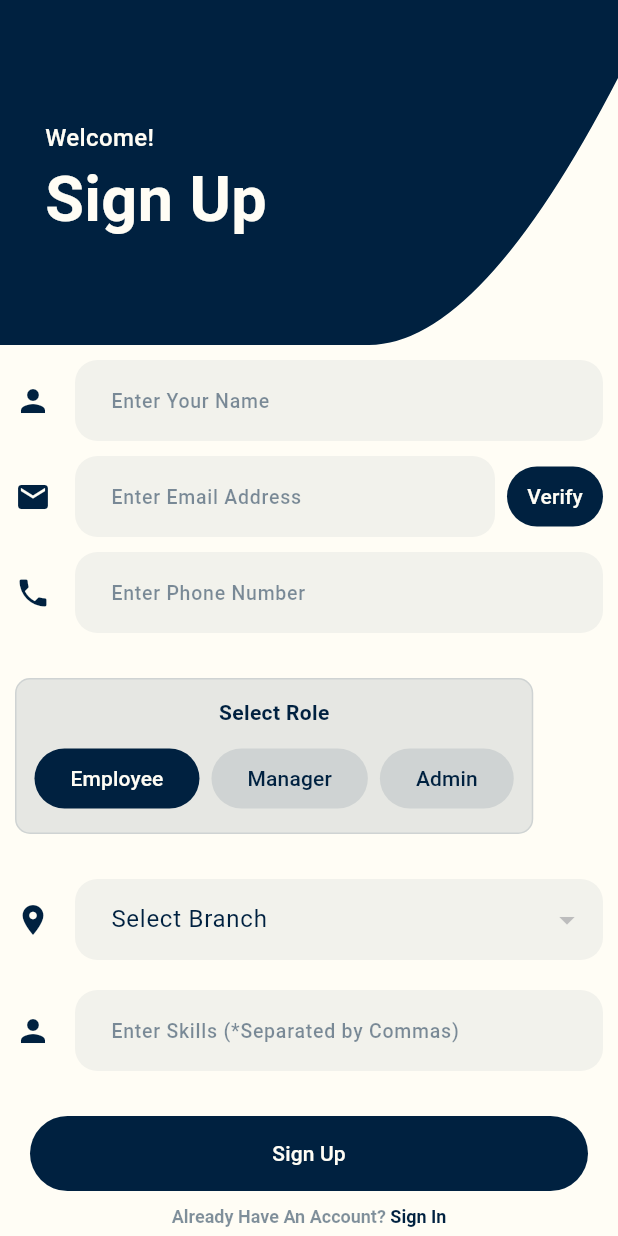
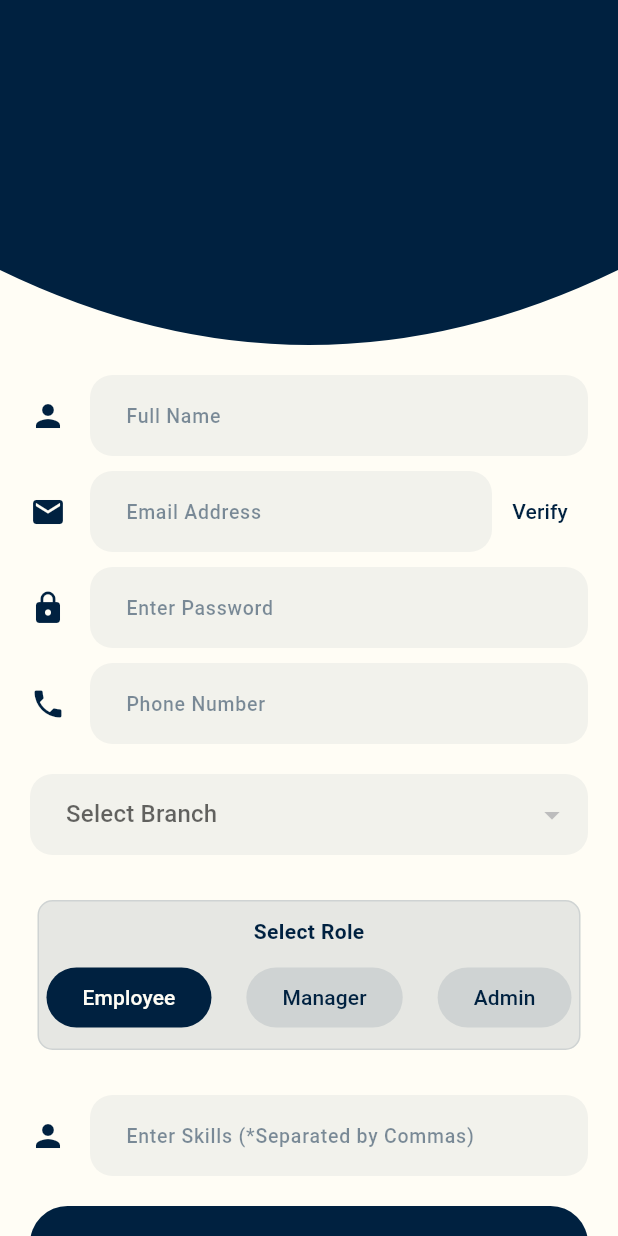
Before and after one commit to anand-184/aiq, a Flutter app: the screen it shows after launch, on a phone screen of 412 x 824 dp. Run offline on Flutter 3.47's test engine with Material 3 defaults, Android fonts, the phone set to English and light mode, and no system bars; our stand-ins replace cloud_firestore, firebase_auth, firebase_core, google_fonts, shared_preferences; accounts and stored records are empty.

Commit message:
mail verification done , users registeration done

```diff
--- a/lib/screens/register_screen.dart
+++ b/lib/screens/register_screen.dart
@@ -1,5 +1,9 @@
+import 'dart:convert';
+import 'dart:math';
 import 'package:cloud_firestore/cloud_firestore.dart';
 import 'package:flutter/material.dart';
+import 'package:google_fonts/google_fonts.dart';
+import 'package:http/http.dart' as http;
 import 'package:shared_preferences/shared_preferences.dart';
 import '../services/auth_service.dart';
 import 'login_screen.dart';
@@ -20,9 +24,14 @@ class _RegisterScreenState extends State<RegisterScreen> {
   final _phoneController = TextEditingController();
   final _otpController = TextEditingController();
   final skillController = TextEditingController();
+  final _passwordController = TextEditingController();
+
+  bool isVerified = false;
+  String? generatedOtp;
   String role = "Employee";
   String? branchId;
   bool _isOtpVisible = false;
+  bool _isSendingOtp = false;
 
   @override
   void initState(){
@@ -30,15 +39,99 @@ class _RegisterScreenState extends State<RegisterScreen> {
     getBranches();
   }
 
+  // 1. Generate OTP
+  String _generateOTP() {
+    return (100000 + Random().nextInt(900000)).toString();
+  }
+
+  // 2. Send OTP to email
+  Future<void> _sendOtpEmail() async {
+    if(_emailController.text.isEmpty || !_emailController.text.contains("@")){
+      ScaffoldMessenger.of(context).showSnackBar(
+        const SnackBar(content: Text("Invalid email address")),
+      );
+      return;
+
+    }
+    setState(() {
+      _isSendingOtp=true;
+      generatedOtp = _generateOTP();
+    });
+    await Future.delayed(const Duration(seconds: 2));
+    setState(() {
+      _isOtpVisible = true;
+      _isSendingOtp=false;
+    });
+
+    try{
+      final url = Uri.parse('https://api.emailjs.com/api/v1.0/email/send');
+      final response = await http.post(
+        url,
+        headers: {
+          'Content-Type': 'application/json',
+          'Origin': 'http://localhost'
+        },
+        body: json.encode({
+          'service_id': 'service_d8gp5lc',
+            'template_id': 'template_mm3cdhh',
+          'user_id': 'I9yXoi7vrHCfpppNq',
+          'template_params': {
+            'email': _emailController.text,
+            'otp': generatedOtp,
+          },
+        }),
+      );
+      if (response.statusCode == 200) {
+        ScaffoldMessenger.of(context).showSnackBar(
+          const SnackBar(content: Text("OTP sent successfully!")),
+
+      );
+        } else {
+        ScaffoldMessenger.of(context).showSnackBar(
+          const SnackBar(content: Text("Failed to send OTP")),
+        );
+      }
+    }finally{
+      setState(() {
+        _isSendingOtp=false;
+      });
+    }
+  }
+
+  // Verify OTP locally
+  void _verifyOtp() {
+    if (_otpController.text == generatedOtp) {
+      setState(() {
+        isVerified = true;
+        _isOtpVisible = false;
+      });
+      ScaffoldMessenger.of(context).showSnackBar(
+        const SnackBar(content: Text("Email verified successfully!")),
+      );
+    } else {
+      ScaffoldMessenger.of(context).showSnackBar(
+        const SnackBar(content: Text("Invalid OTP code")),
+      );
+    }
+  }
+
   Future<void> _handleRegister() async {
     if (_formKey.currentState!.validate()) {
+      if (!isVerified) {
+        ScaffoldMessenger.of(context).showSnackBar(
+          const SnackBar(content: Text("Please verify your email first")),
+        );
+        return;
+      }
+
       final SharedPreferences prefs = await SharedPreferences.getInstance();
       await prefs.setString('username', _nameController.text);
       await prefs.setString('email', _emailController.text);
-      try{
+
+      try {
         await AuthService().registerUser(
           email: _emailController.text.trim(),
-          password: _otpController.text.trim(),
+          password: _passwordController.text.trim(),
           companyName: "AIQ",
           branchId: branchId.toString(),
           empId: firestore.collection("users").doc().id,
@@ -47,25 +140,16 @@ class _RegisterScreenState extends State<RegisterScreen> {
           role: role,
           skills: skillController.text.split(","),
         );
+
+        if (mounted) {
+          Navigator.pushReplacement(
+            context,
+            MaterialPageRoute(builder: (context) => const LoginScreen()),
+          );
+        }
+      } catch (e) {
         ScaffoldMessenger.of(context).showSnackBar(
-          SnackBar(
-            content: Text("Registration Successful"),
-            duration: Duration(seconds: 3),
-          ),
-        );
-      }catch(e){
-        ScaffoldMessenger.of(context).showSnackBar(
-          SnackBar(
-            content: Text(e.toString()),
-            duration: Duration(seconds: 3),
-          ),
-        );
-      }
-
-      if (mounted) {
-        Navigator.pushReplacement(
-          context,
-          MaterialPageRoute(builder: (context) => const LoginScreen()),
+          SnackBar(content: Text(e.toString())),
         );
       }
     }
@@ -82,12 +166,11 @@ class _RegisterScreenState extends State<RegisterScreen> {
             "branchId": doc.id,
           };
         }).toList();
-        });
-      }catch(e){
-        print(e);
+      });
+    } catch(e) {
+      print(e);
     }
-    }
-
+  }
 
   @override
   void dispose() {
@@ -106,10 +189,8 @@ class _RegisterScreenState extends State<RegisterScreen> {
 
     return Scaffold(
       backgroundColor: theme.scaffoldBackgroundColor,
-      resizeToAvoidBottomInset: true,
       body: CustomScrollView(
         slivers: [
-          // 1. FIXED HEADER
           SliverToBoxAdapter(
             child: ClipPath(
               clipper: TopShapeClipper(),
@@ -118,54 +199,26 @@ class _RegisterScreenState extends State<RegisterScreen> {
                 width: double.infinity,
                 color: colorScheme.primary,
                 padding: const EdgeInsets.fromLTRB(30, 80, 30, 0),
-                child: Column(
+                child: const Column(
                   crossAxisAlignment: CrossAxisAlignment.start,
                   children: [
-                    Text(
-                      'Welcome!',
-                      style: TextStyle(
-                        color: colorScheme.onPrimary,
-                        fontSize: 16,
-                        fontWeight: FontWeight.w500,
-                      ),
-                    ),
-                    Text(
-                      "Sign Up ",
-                      style: TextStyle(
-                        color: colorScheme.onPrimary,
-                        fontSize: 42,
-                        fontWeight: FontWeight.bold,
-                      ),
-                    )
+                    Text('Welcome!', style: TextStyle( fontSize: 16)),
+                    Text("Sign Up", style: TextStyle( fontSize: 42, fontWeight: FontWeight.bold)),
                   ],
                 ),
               ),
             ),
           ),
-          const SliverToBoxAdapter(child: SizedBox(height: 10)),
-
-          // 2. SCROLLABLE FORM SECTION
           SliverPadding(
-            padding: const EdgeInsets.symmetric(horizontal: 10),
+            padding: const EdgeInsets.all(20),
             sliver: SliverToBoxAdapter(
               child: Form(
                 key: _formKey,
                 child: Column(
-                  crossAxisAlignment: CrossAxisAlignment.start,
                   children: [
                     TextFormField(
                       controller: _nameController,
-                      keyboardType: TextInputType.name,
-                      style: TextStyle(color: colorScheme.onSurface),
-                      decoration: const InputDecoration(
-                          hintText: 'Enter Your Name',
-                          icon: Icon(Icons.person)),
-                      validator: (value) {
-                        if (value == null || value.isEmpty) {
-                          return 'Please enter your name';
-                        }
-                        return null;
-                      },
+                      decoration: const InputDecoration(hintText: 'Full Name', icon: Icon(Icons.person)),
                     ),
                     const SizedBox(height: 10),
                     Row(
@@ -173,64 +226,57 @@ class _RegisterScreenState extends State<RegisterScreen> {
                         Expanded(
                           child: TextFormField(
                             controller: _emailController,
-                            keyboardType: TextInputType.emailAddress,
-                            style: TextStyle(color: colorScheme.onSurface),
-                            decoration: const InputDecoration(
-                                hintText: 'Enter Email Address',
-                                icon: Icon(Icons.email)),
-                            validator: (value) {
-                              if (value == null || value.isEmpty) {
-                                return 'Please enter your email address';
-                              }
-                              return null;
-                            },
+                            readOnly: isVerified,
+                            decoration: InputDecoration(
+                              hintText: 'Email Address',
+                              icon: const Icon(Icons.email),
+                              suffixIcon: isVerified ? const Icon(Icons.check_circle, color: Colors.green) : null,
+                            ),
                           ),
                         ),
-                        const SizedBox(width: 8),
-                        ElevatedButton(
-                          onPressed: () {
-                            setState(() {
-                              _isOtpVisible = true;
-                            });
-                          },
-                          style: ElevatedButton.styleFrom(
-                            backgroundColor: colorScheme.primary,
-                            foregroundColor: colorScheme.onPrimary,
-                            padding: const EdgeInsets.symmetric(horizontal: 12),
+                        if (!isVerified)
+                          TextButton(
+                            onPressed: _isSendingOtp ? null : _sendOtpEmail,
+                            child: _isSendingOtp ? const SizedBox(height: 20, width: 20, child: CircularProgressIndicator(strokeWidth: 2)) : const Text("Verify"),
                           ),
-                          child: const Text("Verify"),
-                        ),
                       ],
                     ),
                     if (_isOtpVisible) ...[
                       const SizedBox(height: 10),
-                      TextFormField(
-                        controller: _otpController,
-                        keyboardType: TextInputType.number,
-                        style: TextStyle(color: colorScheme.onSurface),
-                        decoration: const InputDecoration(
-                            hintText: 'Enter OTP Code',
-                            icon: Icon(Icons.security)),
-                        validator: (value) {
-                          if (_isOtpVisible && (value == null || value.isEmpty)) {
-                            return 'Please enter OTP';
-                          }
-                          return null;
-                        },
+                      Row(
+                        children: [
+                          Expanded(
+                            child: TextFormField(
+                              controller: _otpController,
+                              keyboardType: TextInputType.number,
+                              decoration: const InputDecoration(hintText: 'Enter 6-digit OTP', icon: Icon(Icons.lock)),
+                            ),
+                          ),
+                          TextButton(onPressed: _verifyOtp, child: const Text("Confirm")),
+                        ],
                       ),
                     ],
                     const SizedBox(height: 10),
                     TextFormField(
+                      controller: _passwordController,
+                      decoration: const InputDecoration(hintText: 'Enter Password', icon: Icon(Icons.lock)),
+                    ),
+                    SizedBox(height: 10,),
+                    TextFormField(
                       controller: _phoneController,
-                      keyboardType: TextInputType.phone,
-                      style: TextStyle(color: colorScheme.onSurface),
-                      decoration: const InputDecoration(
-                          hintText: 'Enter Phone Number',
-                          icon: Icon(Icons.phone)),
+                      decoration: const InputDecoration(hintText: 'Phone Number', icon: Icon(Icons.phone)),
                     ),
-                    const SizedBox(height: 30),
+                    const SizedBox(height: 20),
+                    DropdownButtonFormField<String>(
+                      value: branchId,
+                      hint: const Text("Select Branch"),
+                      items: branches.map((b) => DropdownMenuItem(value: b['branchId'] as String, child: Text(b['name']))).toList(),
+                      onChanged: (v) => setState(() => branchId = v),
+                    ),
+                    const SizedBox(height: 20),
                     Container(
-                        padding: const EdgeInsets.all(12),
+                        padding: const EdgeInsets.symmetric(horizontal:5,vertical: 10),
+                        margin: const EdgeInsets.symmetric(horizontal: 5,vertical: 10),
                         decoration: BoxDecoration(
                           border: Border.all(
                               color: colorScheme.onSurface.withValues(alpha: 0.1)),
@@ -245,11 +291,8 @@ class _RegisterScreenState extends State<RegisterScreen> {
                                     fontSize: 14,
                                     fontWeight: FontWeight.bold)),
                             const SizedBox(height: 10),
-                            Wrap(
-                              alignment: WrapAlignment.spaceEvenly,
-                              spacing: 8.0,
-                              runSpacing: 8.0,
-                              children: [
+                            Row(
+                              mainAxisAlignment: MainAxisAlignment.spaceBetween,children: [
                                 ElevatedButton(
                                   onPressed: () {
                                     setState(() {
@@ -305,33 +348,7 @@ class _RegisterScreenState extends State<RegisterScreen> {
                             ),
                           ],
                         )),
-                    const SizedBox(height: 30),
-                    DropdownButtonFormField<String>(
-                      value:branchId,
-                      decoration: const InputDecoration(
-                        labelText: 'Select Branch',
-                        icon: Icon(Icons.location_on),
-                      ),
-                      items: branches.map((branch) {
-                        return DropdownMenuItem<String>(
-                    value: branch['branchId'],
-                    child: Text(branch['name']),
-                        );
-                      }).toList(),
-                      onChanged: (value) {
-                        setState(() {
-                          branchId = value;
-                        });
-                      },
-                      validator: (value) {
-                        if (value == null) {
-                          return 'Please select a branch';
-                        }
-                        return null;
-                      },
-                    ),
-
-                    SizedBox(height: 20),
+                    const SizedBox(height: 20),
                     TextFormField(
                       controller: skillController,
                       keyboardType: TextInputType.name,
@@ -346,60 +363,41 @@ class _RegisterScreenState extends State<RegisterScreen> {
                         return null;
                       },
                     ),
-                    const SizedBox(height: 30),
-                  ],
-                ),
-              ),
-            ),
-          ),
+                    SizedBox(height: 20,),
 
-          // 3. FIXED FOOTER (Button and Sign In link)
-          SliverFillRemaining(
-            hasScrollBody: false,
-            child: Align(
-              alignment: Alignment.bottomCenter,
-              child: Padding(
-                padding: const EdgeInsets.only(bottom: 50, left: 20, right: 20),
-                child: Column(
-                  mainAxisSize: MainAxisSize.min,
-                  children: [
                     SizedBox(
                       width: double.infinity,
                       height: 50,
                       child: ElevatedButton(
                         onPressed: _handleRegister,
-                        child: const Text('Sign Up'),
+                        child: const Text('Register'),
                       ),
                     ),
-                    const SizedBox(height: 10),
+
+                    const SizedBox(height: 20),
                     Center(
                       child: InkWell(
                         onTap: () {
                           Navigator.pushReplacement(
                             context,
-                            MaterialPageRoute(
-                                builder: (context) => const LoginScreen()),
+                            MaterialPageRoute(builder: (context) => const LoginScreen()),
                           );
                         },
                         child: RichText(
                           text: TextSpan(
                             text: "Already Have An Account? ",
-                            style: TextStyle(
-                                color: colorScheme.onSurface.withValues(alpha: 0.5),
-                                fontSize: 12,
-                                fontWeight: FontWeight.bold),
+                            style: GoogleFonts.montserrat(color: colorScheme.onSurface.withOpacity(0.5), fontSize: 12, fontWeight: FontWeight.bold),
                             children: [
                               TextSpan(
                                 text: 'Sign In',
-                                style: TextStyle(
-                                    color: colorScheme.primary,
-                                    fontWeight: FontWeight.bold),
+                                style: GoogleFonts.montserrat(color: colorScheme.primary, fontWeight: FontWeight.bold),
                               ),
                             ],
                           ),
                         ),
                       ),
                     ),
+
                   ],
                 ),
               ),
@@ -415,18 +413,12 @@ class TopShapeClipper extends CustomClipper<Path> {
   @override
   Path getClip(Size size) {
     var path = Path();
-    path.lineTo(0, size.height);
-    path.lineTo((size.width / 2) + 40, size.height);
-
-    path.quadraticBezierTo(size.width / 2 + 170, size.height, size.width + 150,
-        size.height - 550);
-
+    path.lineTo(0, size.height - 50);
+    path.quadraticBezierTo(size.width / 2, size.height + 50, size.width, size.height - 50);
     path.lineTo(size.width, 0);
-
     path.close();
     return path;
   }
-
   @override
   bool shouldReclip(CustomClipper<Path> oldClipper) => false;
 }
```
Also changed, not shown: pubspec.yaml (+2 -68 lines), pubspec.lock.
